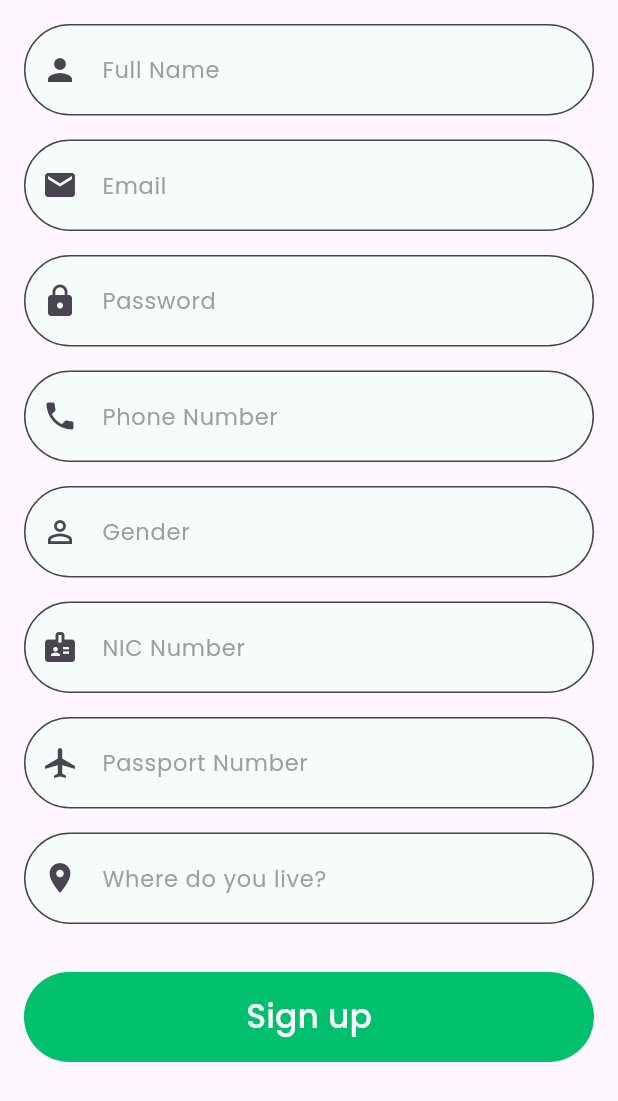
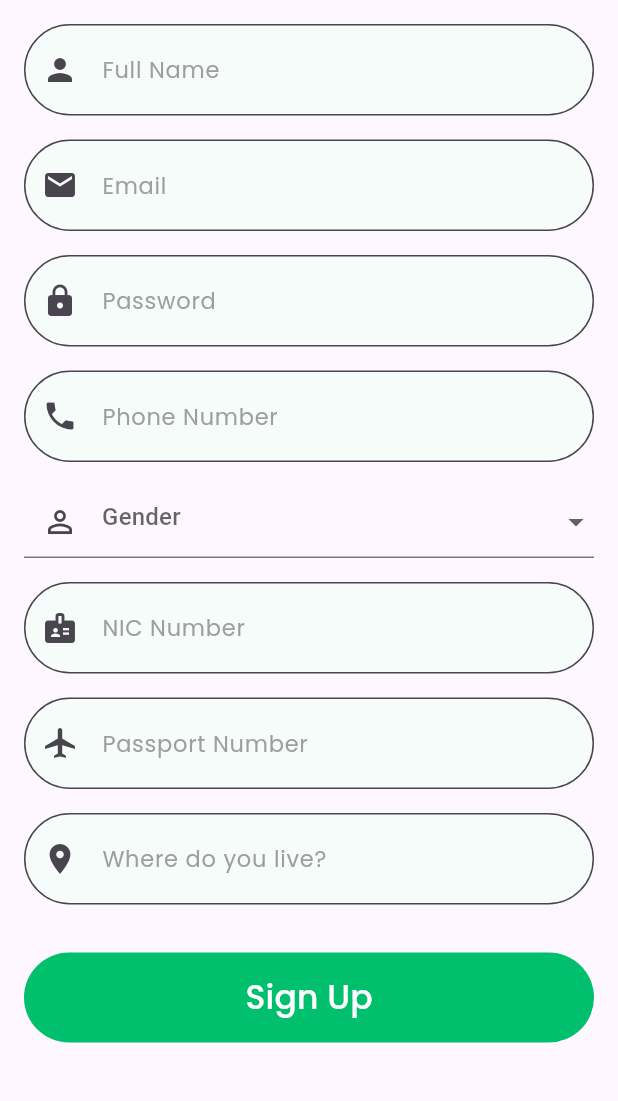
Before and after one commit to sufyan123547/TravelBudgetApp, a Flutter app: the SignupScreen screen opened directly, on a phone screen of 412 x 824 dp. Shown: the top 1101 px of the screen. Run offline on Flutter 3.47's test engine with Material 3 defaults, Android fonts, the phone set to English and light mode, and no system bars; our stand-ins replace cloud_firestore, firebase_auth, firebase_core, get, google_fonts; accounts and stored records are empty.

```diff
--- a/lib/auth/signupscreen.dart
+++ b/lib/auth/signupscreen.dart
@@ -30,6 +30,12 @@ class SignupScreen extends StatelessWidget {
                     controller: controller.fullNameController,
                     keyboardType: TextInputType.name,
                     prefixIcon: Icon(Icons.person),
+                    validator: (value) {
+                      if (value == null || value.isEmpty) {
+                        return 'Full name is required';
+                      }
+                      return null;
+                    },
                   ),
                   const SizedBox(height: 16),
                   CustomTextField(
@@ -37,27 +43,66 @@ class SignupScreen extends StatelessWidget {
                     controller: controller.emailController,
                     keyboardType: TextInputType.emailAddress,
                     prefixIcon: Icon(Icons.email),
+                    validator: (value) {
+                      if (!GetUtils.isEmail(value ?? "")) {
+                        return 'Enter a valid email';
+                      }
+                      return null;
+                    },
                   ),
                   const SizedBox(height: 16),
-                  CustomTextField(
+                  Obx(() => CustomTextField(
                         hintText: 'Password',
                         controller: controller.passwordController,
                         isPassword: true,
                         prefixIcon: Icon(Icons.lock),
+                        suffixIcon: IconButton(
+                          icon: Icon(controller.isPasswordVisible.value
+                              ? Icons.visibility
+                              : Icons.visibility_off),
+                          onPressed: () {
+                            controller.isPasswordVisible.value =
+                                !controller.isPasswordVisible.value;
+                          },
                         ),
+                        validator: (value) {
+                          if (value == null || value.length < 6) {
+                            return 'Password must be at least 6 characters long';
+                          }
+                          return null;
+                        },
+                      )),
                   const SizedBox(height: 16),
                   CustomTextField(
                     hintText: 'Phone Number',
                     controller: controller.phoneController,
                     keyboardType: TextInputType.phone,
                     prefixIcon: Icon(Icons.phone),
+                    validator: (value) {
+                      if (value == null || value.length != 10) {
+                        return 'Enter a valid 10-digit phone number';
+                      }
+                      return null;
+                    },
                   ),
                   const SizedBox(height: 16),
-                  CustomTextField(
+                  DropdownButtonFormField<String>(
+                    decoration: InputDecoration(
+                      prefixIcon: Icon(Icons.person_outline),
                       hintText: 'Gender',
-                    controller: controller.genderController,
-                    keyboardType: TextInputType.text,
-                    prefixIcon: Icon(Icons.person_outline),
+                    ),
+                    value: controller.genderController.text.isEmpty
+                        ? null
+                        : controller.genderController.text,
+                    items: ['Male', 'Female', 'Other'].map((String value) {
+                      return DropdownMenuItem<String>(
+                        value: value,
+                        child: Text(value),
+                      );
+                    }).toList(),
+                    onChanged: (newValue) {
+                      controller.genderController.text = newValue!;
+                    },
                   ),
                   const SizedBox(height: 16),
                   CustomTextField(
@@ -65,6 +110,12 @@ class SignupScreen extends StatelessWidget {
                     controller: controller.nicController,
                     keyboardType: TextInputType.number,
                     prefixIcon: Icon(Icons.badge),
+                    validator: (value) {
+                      if (value == null || value.length != 13) {
+                        return 'Enter a valid 13-digit NIC number';
+                      }
+                      return null;
+                    },
                   ),
                   const SizedBox(height: 16),
                   CustomTextField(
@@ -72,6 +123,12 @@ class SignupScreen extends StatelessWidget {
                     controller: controller.passportController,
                     keyboardType: TextInputType.text,
                     prefixIcon: Icon(Icons.airplanemode_active),
+                    validator: (value) {
+                      if (value == null || value.isEmpty) {
+                        return 'Passport number is required';
+                      }
+                      return null;
+                    },
                   ),
                   const SizedBox(height: 16),
                   CustomTextField(
@@ -79,17 +136,19 @@ class SignupScreen extends StatelessWidget {
                     controller: controller.locationController,
                     keyboardType: TextInputType.text,
                     prefixIcon: Icon(Icons.location_on),
+                    validator: (value) {
+                      if (value == null || value.isEmpty) {
+                        return 'Location is required';
+                      }
+                      return null;
+                    },
                   ),
                   const SizedBox(height: 32),
-                  Obx(() => CustomButton(
-                        text: controller.isLoading.value
-                            ? 'Signing up...'
-                            : 'Sign up',
-                        onPressed: controller.signUpUser,
-                        backgroundColor: const Color(0xFF00BF6D),
-                        textColor: Colors.white,
-                        width: double.infinity,
-                      )),
+                  CustomButton(
+                      text: "Sign Up",
+                      onPressed: () {
+                        controller.signUpUser();
+                      })
                 ],
               ),
             ),
--- a/lib/controllers/SingupController.dart
+++ b/lib/controllers/SingupController.dart
@@ -1,3 +1,4 @@
+import 'package:app/auth/loginscreen.dart';
 import 'package:cloud_firestore/cloud_firestore.dart';
 import 'package:firebase_auth/firebase_auth.dart';
 import 'package:flutter/material.dart';
@@ -19,6 +20,7 @@ class SignupController extends GetxController {
 
   // Rx variable to observe the loading state
   var isLoading = false.obs;
+  var isPasswordVisible = false.obs;
 
   // Method to handle signup
   Future<void> signUpUser() async {
@@ -49,7 +51,7 @@ class SignupController extends GetxController {
 
         // Navigate to the next screen after successful signup
         Get.snackbar("Success", "User signed up successfully");
-        Get.offAllNamed('/home'); // Navigate to home screen or any other route
+        Get.off(LoginScreen()); // Navigate to login screen
       } on FirebaseAuthException catch (e) {
         Get.snackbar("Error", e.message ?? "Signup failed");
       } finally {
--- a/lib/widgets/CustomTextField.dart
+++ b/lib/widgets/CustomTextField.dart
@@ -18,7 +18,7 @@ class CustomTextField extends StatelessWidget {
     this.keyboardType = TextInputType.text,
     this.prefixIcon,
     this.validator,
-    this.onSaved,
+    this.onSaved, IconButton? suffixIcon,
   }) : super(key: key);
 
   @override
```
Also changed, not shown: lib/widgets/CustomButton.dart (+8 -5 lines). Lines whose indentation alone changed are shown as unchanged.
